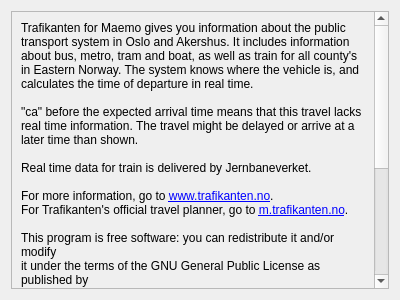
The window that aboutdialog.ui (dragly/trafikanten-maemo) describes before a commit, drawn with Qt 5.
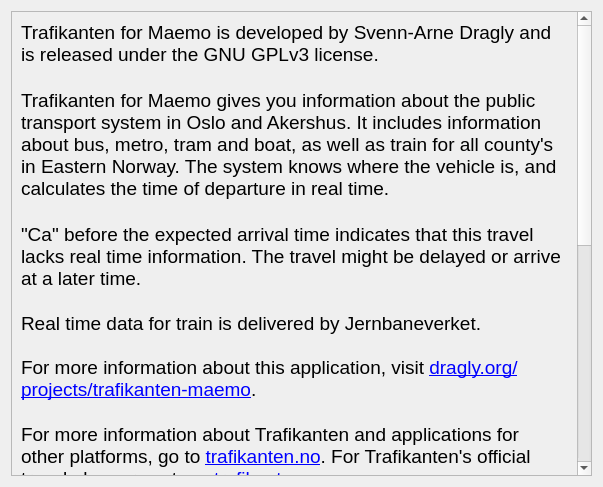
The same window after the commit.

The edit to the form file:
```diff
--- a/aboutdialog.ui
+++ b/aboutdialog.ui
@@ -6,8 +6,8 @@
    <rect>
     <x>0</x>
     <y>0</y>
-    <width>400</width>
-    <height>300</height>
+    <width>603</width>
+    <height>487</height>
    </rect>
   </property>
   <property name="windowTitle">
@@ -24,8 +24,8 @@
        <rect>
         <x>0</x>
         <y>0</y>
-        <width>364</width>
-        <height>573</height>
+        <width>567</width>
+        <height>1007</height>
        </rect>
       </property>
       <layout class="QVBoxLayout" name="verticalLayout_2">
@@ -36,23 +36,26 @@
 &lt;html&gt;&lt;head&gt;&lt;meta name=&quot;qrichtext&quot; content=&quot;1&quot; /&gt;&lt;style type=&quot;text/css&quot;&gt;
 p, li { white-space: pre-wrap; }
 &lt;/style&gt;&lt;/head&gt;&lt;body style=&quot; font-family:'Sans'; font-size:9pt; font-weight:400; font-style:normal;&quot;&gt;
-&lt;p style=&quot; margin-top:0px; margin-bottom:0px; margin-left:0px; margin-right:0px; -qt-block-indent:0; text-indent:0px;&quot;&gt;Trafikanten for Maemo gives you information about the public transport system in Oslo and Akershus. It includes information about bus, metro, tram and boat, as well as train for all county's in Eastern Norway. The system knows where the vehicle is, and calculates the time of departure in real time.&lt;/p&gt;
-&lt;p style=&quot;-qt-paragraph-type:empty; margin-top:0px; margin-bottom:0px; margin-left:0px; margin-right:0px; -qt-block-indent:0; text-indent:0px;&quot;&gt;&lt;/p&gt;
-&lt;p style=&quot; margin-top:0px; margin-bottom:0px; margin-left:0px; margin-right:0px; -qt-block-indent:0; text-indent:0px;&quot;&gt;&amp;quot;ca&amp;quot; before the expected arrival time means that this travel lacks real time information. The travel might be delayed or arrive at a later time than shown.&lt;/p&gt;
-&lt;p style=&quot; margin-top:0px; margin-bottom:0px; margin-left:0px; margin-right:0px; -qt-block-indent:0; text-indent:0px;&quot;&gt;&lt;br /&gt;Real time data for train is delivered by Jernbaneverket. &lt;br /&gt;&lt;br /&gt;For more information, go to &lt;a href=&quot;http://www.trafikanten.no/&quot;&gt;&lt;span style=&quot; text-decoration: underline; color:#0000ff;&quot;&gt;www.trafikanten.no&lt;/span&gt;&lt;/a&gt;. &lt;br /&gt;For Trafikanten's official travel planner, go to &lt;a href=&quot;http://m.trafikanten.no/&quot;&gt;&lt;span style=&quot; text-decoration: underline; color:#0000ff;&quot;&gt;m.trafikanten.no&lt;/span&gt;&lt;/a&gt;.&lt;/p&gt;
-&lt;p style=&quot;-qt-paragraph-type:empty; margin-top:0px; margin-bottom:0px; margin-left:0px; margin-right:0px; -qt-block-indent:0; text-indent:0px;&quot;&gt;&lt;/p&gt;
-&lt;p style=&quot; margin-top:0px; margin-bottom:0px; margin-left:0px; margin-right:0px; -qt-block-indent:0; text-indent:0px;&quot;&gt;This program is free software: you can redistribute it and/or modify&lt;/p&gt;
-&lt;p style=&quot; margin-top:0px; margin-bottom:0px; margin-left:0px; margin-right:0px; -qt-block-indent:0; text-indent:0px;&quot;&gt;it under the terms of the GNU General Public License as published by&lt;/p&gt;
-&lt;p style=&quot; margin-top:0px; margin-bottom:0px; margin-left:0px; margin-right:0px; -qt-block-indent:0; text-indent:0px;&quot;&gt;the Free Software Foundation, either version 3 of the License, or&lt;/p&gt;
-&lt;p style=&quot; margin-top:0px; margin-bottom:0px; margin-left:0px; margin-right:0px; -qt-block-indent:0; text-indent:0px;&quot;&gt;(at your option) any later version.&lt;/p&gt;
-&lt;p style=&quot;-qt-paragraph-type:empty; margin-top:0px; margin-bottom:0px; margin-left:0px; margin-right:0px; -qt-block-indent:0; text-indent:0px;&quot;&gt;&lt;/p&gt;
-&lt;p style=&quot; margin-top:0px; margin-bottom:0px; margin-left:0px; margin-right:0px; -qt-block-indent:0; text-indent:0px;&quot;&gt;This program is distributed in the hope that it will be useful,&lt;/p&gt;
-&lt;p style=&quot; margin-top:0px; margin-bottom:0px; margin-left:0px; margin-right:0px; -qt-block-indent:0; text-indent:0px;&quot;&gt;but WITHOUT ANY WARRANTY; without even the implied warranty of&lt;/p&gt;
-&lt;p style=&quot; margin-top:0px; margin-bottom:0px; margin-left:0px; margin-right:0px; -qt-block-indent:0; text-indent:0px;&quot;&gt;MERCHANTABILITY or FITNESS FOR A PARTICULAR PURPOSE.  See the&lt;/p&gt;
-&lt;p style=&quot; margin-top:0px; margin-bottom:0px; margin-left:0px; margin-right:0px; -qt-block-indent:0; text-indent:0px;&quot;&gt;GNU General Public License for more details.&lt;/p&gt;
-&lt;p style=&quot;-qt-paragraph-type:empty; margin-top:0px; margin-bottom:0px; margin-left:0px; margin-right:0px; -qt-block-indent:0; text-indent:0px;&quot;&gt;&lt;/p&gt;
-&lt;p style=&quot; margin-top:0px; margin-bottom:0px; margin-left:0px; margin-right:0px; -qt-block-indent:0; text-indent:0px;&quot;&gt;You should have received a copy of the GNU General Public License&lt;/p&gt;
-&lt;p style=&quot; margin-top:0px; margin-bottom:0px; margin-left:0px; margin-right:0px; -qt-block-indent:0; text-indent:0px;&quot;&gt;along with this program.  If not, see &amp;lt;http://www.gnu.org/licenses/&amp;gt;.&lt;/p&gt;&lt;/body&gt;&lt;/html&gt;</string>
+&lt;p style=&quot; margin-top:0px; margin-bottom:0px; margin-left:0px; margin-right:0px; -qt-block-indent:0; text-indent:0px;&quot;&gt;&lt;span style=&quot; font-size:14pt;&quot;&gt;Trafikanten for Maemo is developed by Svenn-Arne Dragly and is released under the GNU GPLv3 license.&lt;/span&gt;&lt;/p&gt;
+&lt;p style=&quot;-qt-paragraph-type:empty; margin-top:0px; margin-bottom:0px; margin-left:0px; margin-right:0px; -qt-block-indent:0; text-indent:0px; font-size:14pt;&quot;&gt;&lt;/p&gt;
+&lt;p style=&quot; margin-top:0px; margin-bottom:0px; margin-left:0px; margin-right:0px; -qt-block-indent:0; text-indent:0px;&quot;&gt;&lt;span style=&quot; font-size:14pt;&quot;&gt;Trafikanten for Maemo gives you information about the public transport system in Oslo and Akershus. It includes information about bus, metro, tram and boat, as well as train for all county's in Eastern Norway. The system knows where the vehicle is, and calculates the time of departure in real time.&lt;/span&gt;&lt;/p&gt;
+&lt;p style=&quot;-qt-paragraph-type:empty; margin-top:0px; margin-bottom:0px; margin-left:0px; margin-right:0px; -qt-block-indent:0; text-indent:0px; font-size:14pt;&quot;&gt;&lt;/p&gt;
+&lt;p style=&quot; margin-top:0px; margin-bottom:0px; margin-left:0px; margin-right:0px; -qt-block-indent:0; text-indent:0px;&quot;&gt;&lt;span style=&quot; font-size:14pt;&quot;&gt;&amp;quot;Ca&amp;quot; before the expected arrival time indicates that this travel lacks real time information. The travel might be delayed or arrive at a later time.&lt;/span&gt;&lt;/p&gt;
+&lt;p style=&quot; margin-top:0px; margin-bottom:0px; margin-left:0px; margin-right:0px; -qt-block-indent:0; text-indent:0px;&quot;&gt;&lt;span style=&quot; font-size:14pt;&quot;&gt;&lt;br /&gt;Real time data for train is delivered by Jernbaneverket.&lt;br /&gt;&lt;br /&gt;For more information about this application, visit &lt;/span&gt;&lt;a href=&quot;http://www.dragly.org/projects/trafikanten-maemo/&quot;&gt;&lt;span style=&quot; font-size:14pt; text-decoration: underline; color:#0000ff;&quot;&gt;dragly.org/projects/trafikanten-maemo&lt;/span&gt;&lt;/a&gt;&lt;span style=&quot; font-size:14pt;&quot;&gt;.&lt;/span&gt;&lt;/p&gt;
+&lt;p style=&quot; margin-top:0px; margin-bottom:0px; margin-left:0px; margin-right:0px; -qt-block-indent:0; text-indent:0px;&quot;&gt;&lt;span style=&quot; font-size:14pt;&quot;&gt;&lt;br /&gt;For more information about Trafikanten and applications for other platforms, go to &lt;/span&gt;&lt;a href=&quot;http://www.trafikanten.no/&quot;&gt;&lt;span style=&quot; font-size:14pt; text-decoration: underline; color:#0000ff;&quot;&gt;trafikanten.no&lt;/span&gt;&lt;/a&gt;&lt;span style=&quot; font-size:14pt;&quot;&gt;. For Trafikanten's official travel planner, go to &lt;/span&gt;&lt;a href=&quot;http://m.trafikanten.no/&quot;&gt;&lt;span style=&quot; font-size:14pt; text-decoration: underline; color:#0000ff;&quot;&gt;m.trafikanten.no&lt;/span&gt;&lt;/a&gt;&lt;span style=&quot; font-size:14pt;&quot;&gt;.&lt;/span&gt;&lt;/p&gt;
+&lt;p style=&quot;-qt-paragraph-type:empty; margin-top:0px; margin-bottom:0px; margin-left:0px; margin-right:0px; -qt-block-indent:0; text-indent:0px; font-size:14pt;&quot;&gt;&lt;/p&gt;
+&lt;p style=&quot; margin-top:0px; margin-bottom:0px; margin-left:0px; margin-right:0px; -qt-block-indent:0; text-indent:0px;&quot;&gt;&lt;span style=&quot; font-size:14pt;&quot;&gt;This program is free software: you can redistribute it and/or modify&lt;/span&gt;&lt;/p&gt;
+&lt;p style=&quot; margin-top:0px; margin-bottom:0px; margin-left:0px; margin-right:0px; -qt-block-indent:0; text-indent:0px;&quot;&gt;&lt;span style=&quot; font-size:14pt;&quot;&gt;it under the terms of the GNU General Public License as published by&lt;/span&gt;&lt;/p&gt;
+&lt;p style=&quot; margin-top:0px; margin-bottom:0px; margin-left:0px; margin-right:0px; -qt-block-indent:0; text-indent:0px;&quot;&gt;&lt;span style=&quot; font-size:14pt;&quot;&gt;the Free Software Foundation, either version 3 of the License, or&lt;/span&gt;&lt;/p&gt;
+&lt;p style=&quot; margin-top:0px; margin-bottom:0px; margin-left:0px; margin-right:0px; -qt-block-indent:0; text-indent:0px;&quot;&gt;&lt;span style=&quot; font-size:14pt;&quot;&gt;(at your option) any later version.&lt;/span&gt;&lt;/p&gt;
+&lt;p style=&quot;-qt-paragraph-type:empty; margin-top:0px; margin-bottom:0px; margin-left:0px; margin-right:0px; -qt-block-indent:0; text-indent:0px; font-size:14pt;&quot;&gt;&lt;/p&gt;
+&lt;p style=&quot; margin-top:0px; margin-bottom:0px; margin-left:0px; margin-right:0px; -qt-block-indent:0; text-indent:0px;&quot;&gt;&lt;span style=&quot; font-size:14pt;&quot;&gt;This program is distributed in the hope that it will be useful,&lt;/span&gt;&lt;/p&gt;
+&lt;p style=&quot; margin-top:0px; margin-bottom:0px; margin-left:0px; margin-right:0px; -qt-block-indent:0; text-indent:0px;&quot;&gt;&lt;span style=&quot; font-size:14pt;&quot;&gt;but WITHOUT ANY WARRANTY; without even the implied warranty of&lt;/span&gt;&lt;/p&gt;
+&lt;p style=&quot; margin-top:0px; margin-bottom:0px; margin-left:0px; margin-right:0px; -qt-block-indent:0; text-indent:0px;&quot;&gt;&lt;span style=&quot; font-size:14pt;&quot;&gt;MERCHANTABILITY or FITNESS FOR A PARTICULAR PURPOSE.  See the&lt;/span&gt;&lt;/p&gt;
+&lt;p style=&quot; margin-top:0px; margin-bottom:0px; margin-left:0px; margin-right:0px; -qt-block-indent:0; text-indent:0px;&quot;&gt;&lt;span style=&quot; font-size:14pt;&quot;&gt;GNU General Public License for more details.&lt;/span&gt;&lt;/p&gt;
+&lt;p style=&quot;-qt-paragraph-type:empty; margin-top:0px; margin-bottom:0px; margin-left:0px; margin-right:0px; -qt-block-indent:0; text-indent:0px; font-size:14pt;&quot;&gt;&lt;/p&gt;
+&lt;p style=&quot; margin-top:0px; margin-bottom:0px; margin-left:0px; margin-right:0px; -qt-block-indent:0; text-indent:0px;&quot;&gt;&lt;span style=&quot; font-size:14pt;&quot;&gt;You should have received a copy of the GNU General Public License&lt;/span&gt;&lt;/p&gt;
+&lt;p style=&quot; margin-top:0px; margin-bottom:0px; margin-left:0px; margin-right:0px; -qt-block-indent:0; text-indent:0px;&quot;&gt;&lt;span style=&quot; font-size:14pt;&quot;&gt;along with this program.  If not, see &amp;lt;http://www.gnu.org/licenses/&amp;gt;.&lt;/span&gt;&lt;/p&gt;&lt;/body&gt;&lt;/html&gt;</string>
          </property>
          <property name="wordWrap">
           <bool>true</bool>
```
Left out of the diff: 2 changed lines with no effect on the pictures.
